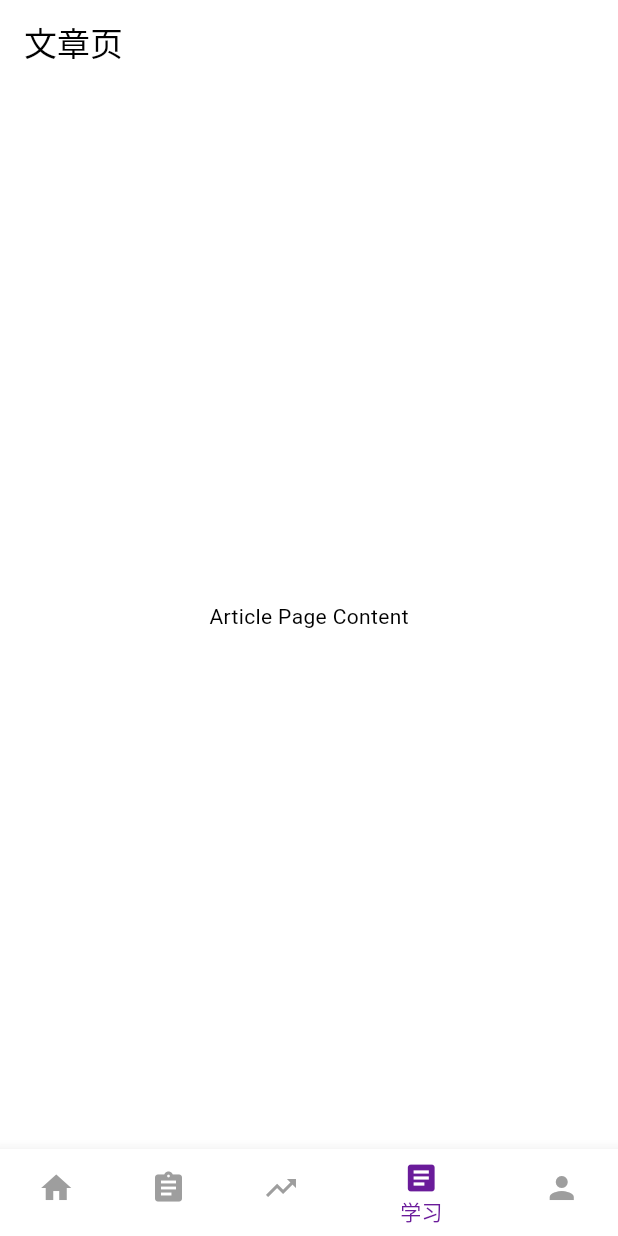
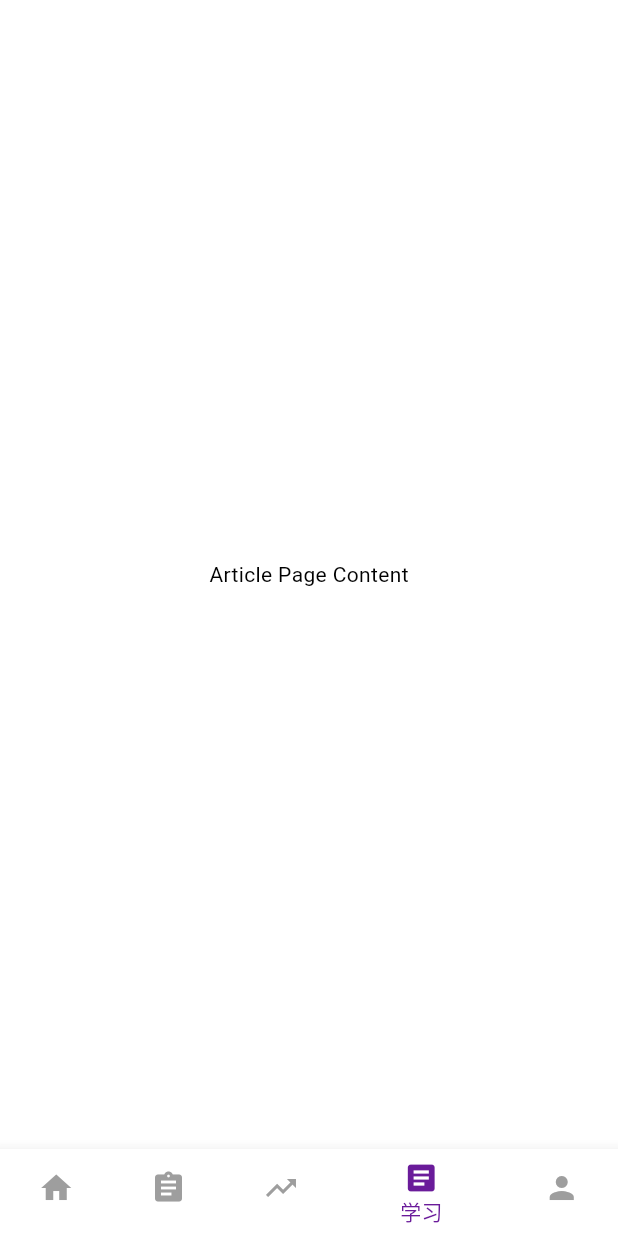
Before and after one commit to oliyo2023/stopsmoking_app, a Flutter app: the screen it shows after launch, item 4 of the bottom bar chosen, on a phone screen of 412 x 824 dp. Run offline on Flutter 3.47's test engine with Material 3 defaults, Android fonts, the light colour scheme and no system bars; our stand-ins replace get.

Commit message:
移除文章页的 AppBar 组件

```diff
--- a/lib/pages/article_page.dart
+++ b/lib/pages/article_page.dart
@@ -6,7 +6,6 @@ class ArticlePage extends StatelessWidget {
   @override
   Widget build(BuildContext context) {
     return Scaffold(
-      appBar: AppBar(title: const Text('文章页')),
       body: const Center(child: Text('Article Page Content')),
     );
   }
```
